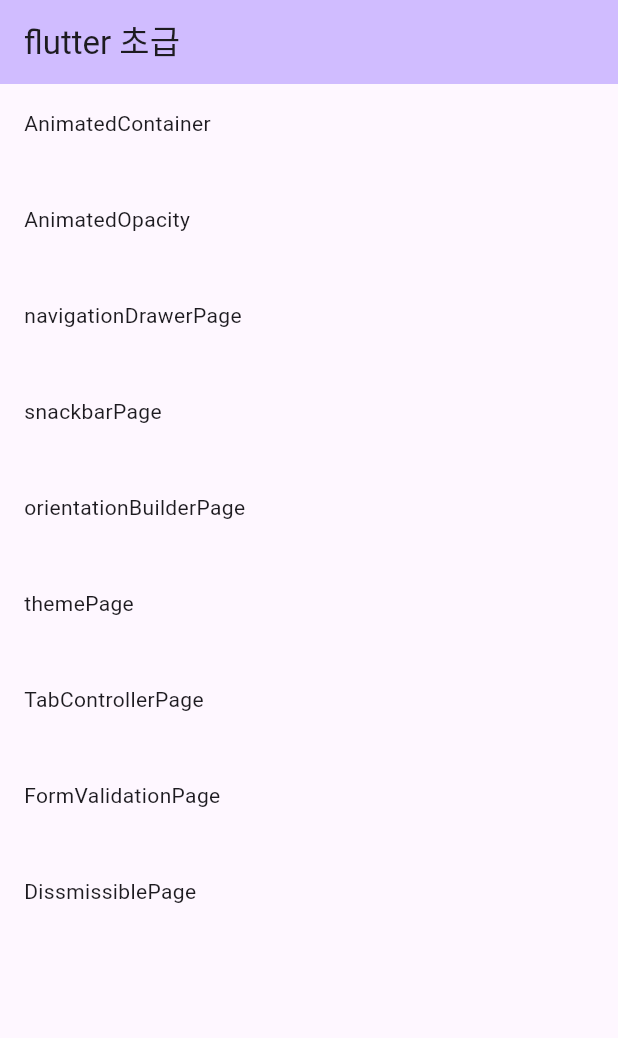
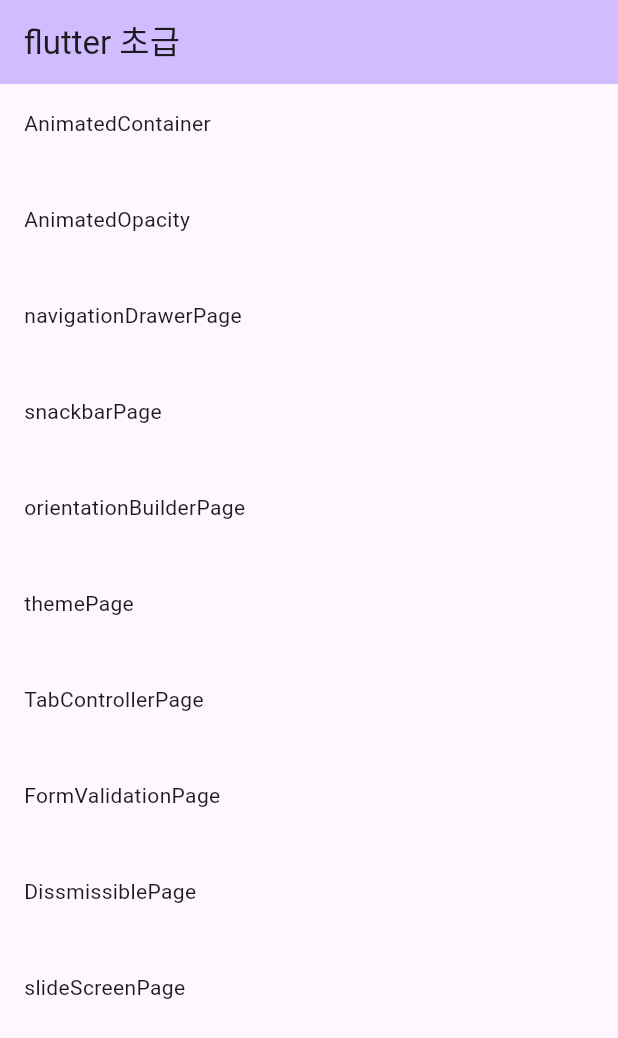
Before and after one commit to sc2bat/my_flutter_freshman, a Flutter app: the screen it shows after launch, on a phone screen of 412 x 824 dp. Shown: the top 1038 px of the screen. Run offline on Flutter 3.47's test engine with Material 3 defaults, Android fonts, the phone set to English and light mode, and no system bars; our stand-ins replace go_router.

Commit message:
done pageview

```diff
--- a/lib/routes/router.dart
+++ b/lib/routes/router.dart
@@ -7,6 +7,7 @@
 import 'package:my_flutter_freshman/ui/pages/main_page.dart';
 import 'package:my_flutter_freshman/ui/pages/navigation_drawer_page.dart';
 import 'package:my_flutter_freshman/ui/pages/orientation_builder_page.dart';
+import 'package:my_flutter_freshman/ui/pages/slide_screen_page.dart';
 import 'package:my_flutter_freshman/ui/pages/snakbar_page.dart';
 import 'package:my_flutter_freshman/ui/pages/tab_controller_page.dart';
 import 'package:my_flutter_freshman/ui/pages/theme_page.dart';
@@ -72,4 +73,10 @@
       return const DissmissiblePage();
     },
   ),
+  GoRoute(
+    path: '/slideScreenPage',
+    builder: (BuildContext context, GoRouterState state) {
+      return const SlideScreenPage();
+    },
+  ),
 ]);
--- a/lib/ui/pages/main_page.dart
+++ b/lib/ui/pages/main_page.dart
@@ -39,7 +39,9 @@
                 routeAddr: '/formValidationPage',
                 titleText: 'FormValidationPage'),
             BuildPushList(
-                routeAddr: '/DissmissiblePage', titleText: 'DissmissiblePage'),
+                routeAddr: '/dissmissiblePage', titleText: 'DissmissiblePage'),
+            BuildPushList(
+                routeAddr: '/slideScreenPage', titleText: 'slideScreenPage'),
           ],
         ),
       ),
--- /dev/null
+++ b/lib/ui/pages/slide_screen_page.dart
@@ -0,0 +1,29 @@
+import 'package:flutter/material.dart';
+
+class SlideScreenPage extends StatefulWidget {
+  const SlideScreenPage({
+    super.key,
+  });
+
+  @override
+  State<SlideScreenPage> createState() => _SlideScreenPageState();
+}
+
+class _SlideScreenPageState extends State<SlideScreenPage> {
+  @override
+  Widget build(BuildContext context) {
+    return PageView(
+      children: [
+        Container(
+          color: Colors.red,
+        ),
+        Container(
+          color: Colors.blue,
+        ),
+        Container(
+          color: Colors.green,
+        ),
+      ],
+    );
+  }
+}
```
